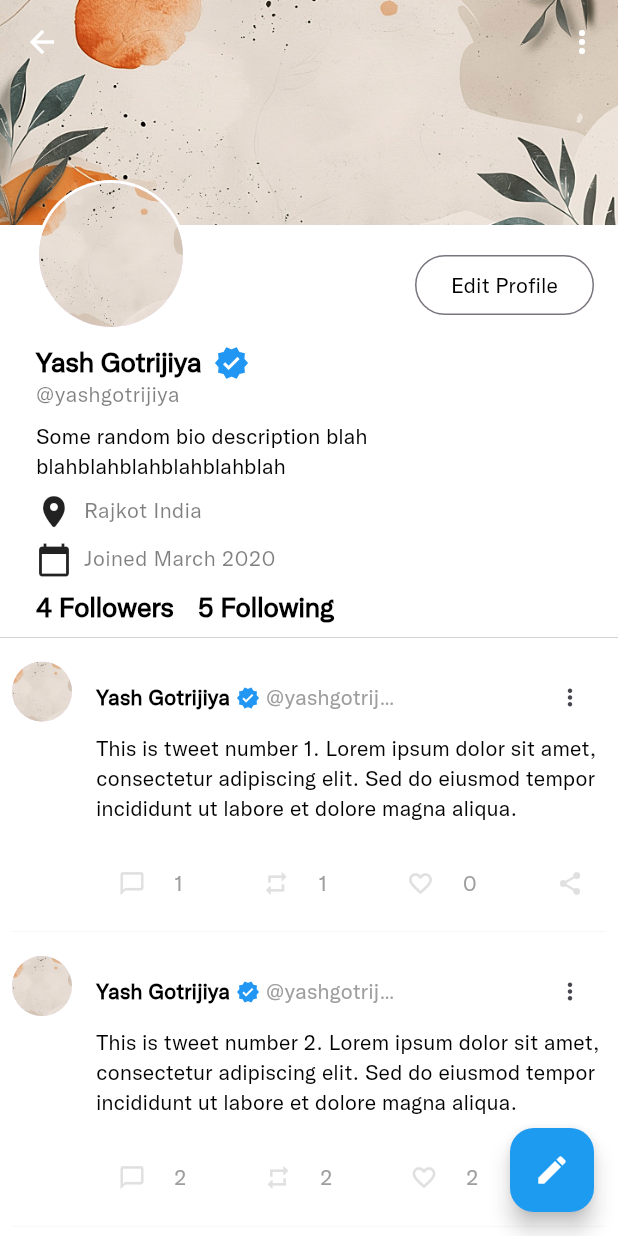
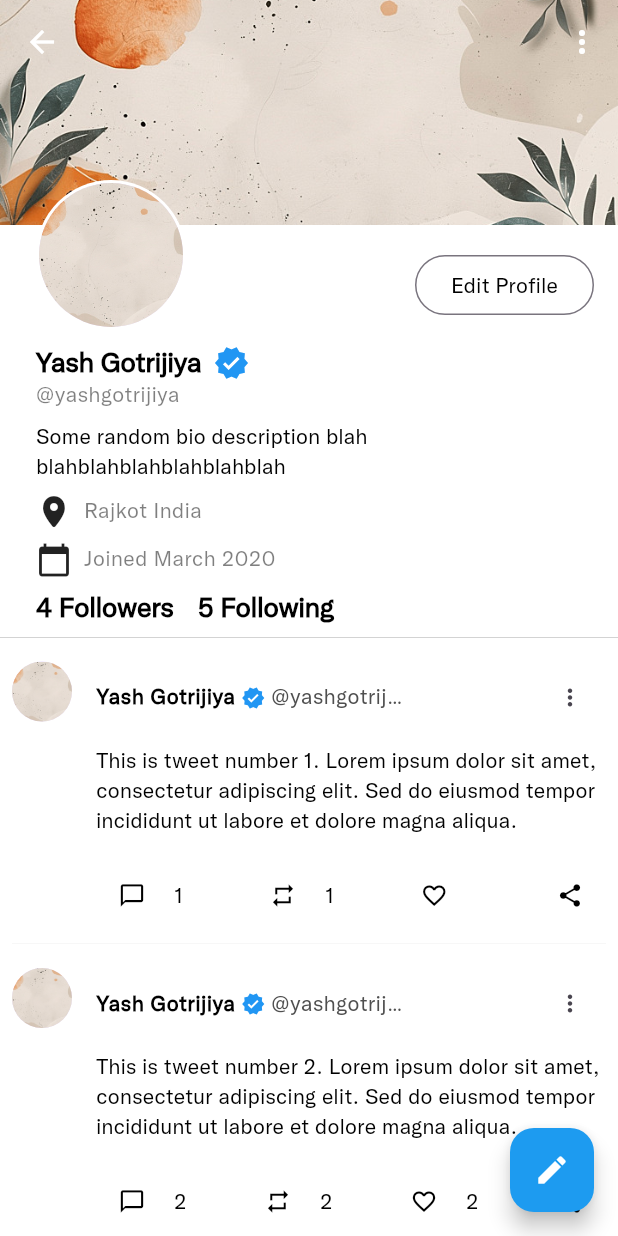
Before and after one commit to YashG92/twitter_clone, a Flutter app: the UserProfileView screen opened by its route, on a phone screen of 412 x 824 dp. Run offline on Flutter 3.47's test engine with Material 3 defaults, Android fonts, the phone set to English and light mode, and no system bars; our stand-ins replace cloud_firestore, connectivity_plus, firebase_auth, firebase_core, flutter_svg, get and 2 more; accounts and stored records are empty; generated files the repository leaves out were written again.

Commit message:
separate the tweet card widget as common

```diff
--- /dev/null
+++ b/lib/feature/home/view/widgets/tweet_card_view.dart
@@ -0,0 +1,171 @@
+import 'package:flutter/material.dart';
+import 'package:twitter_clone/theme/palette.dart';
+import 'package:twitter_clone/utils/constants/constants.dart';
+import 'package:twitter_clone/utils/helpers/helper_function.dart';
+
+class TweetCardView extends StatelessWidget {
+  final String userName;
+  final String userHandle;
+  final String content;
+  final String timeAgo;
+  final int commentCount;
+  final int retweetCount;
+  final int likeCount;
+  final bool isVerified;
+  final VoidCallback? onMorePressed;
+  final VoidCallback? onLikePressed;
+  final VoidCallback? onRetweetPressed;
+  final VoidCallback? onCommentPressed;
+  final VoidCallback? onSharePressed;
+
+  const TweetCardView({
+    super.key,
+    required this.userName,
+    required this.userHandle,
+    required this.content,
+    required this.timeAgo,
+    this.commentCount = 0,
+    this.retweetCount = 0,
+    this.likeCount = 0,
+    this.isVerified = false,
+    this.onMorePressed,
+    this.onLikePressed,
+    this.onRetweetPressed,
+    this.onCommentPressed,
+    this.onSharePressed,
+  });
+
+  @override
+  Widget build(BuildContext context) {
+    final dark = HelperFunction.isDarkMode(context);
+
+    return Padding(
+      padding: const EdgeInsets.all(8.0),
+      child: Container(
+        padding: EdgeInsets.only(bottom: YSizes.sm),
+        decoration: BoxDecoration(
+          border: Border(
+            bottom: BorderSide(
+              width: 0.3,
+              color: dark ? Palette.darkGrey : Colors.grey.shade200,
+            ),
+          ),
+        ),
+        child: Row(
+          crossAxisAlignment: CrossAxisAlignment.start,
+          children: [
+            CircleAvatar(
+              radius: 20,
+              backgroundImage: AssetImage(ImageStrings.coverPicture),
+            ),
+            SizedBox(width: YSizes.spaceBtwItems),
+            Expanded(
+              child: Column(
+                crossAxisAlignment: CrossAxisAlignment.start,
+                children: [
+                  _buildUserInfoRow(context),
+                  SizedBox(height: YSizes.sm),
+                  Text(content),
+                  SizedBox(height: YSizes.spaceBtwItems),
+                  _buildActionButtons(context),
+                ],
+              ),
+            ),
+          ],
+        ),
+      ),
+    );
+  }
+
+  Widget _buildUserInfoRow(BuildContext context) {
+    return Row(
+      children: [
+        Text(
+          userName,
+          style: Theme.of(context).textTheme.bodyLarge?.copyWith(
+            fontWeight: FontWeight.bold,
+          ),
+          overflow: TextOverflow.ellipsis,
+        ),
+        if (isVerified) ...[
+          SizedBox(width: 4),
+          Icon(
+            Icons.verified,
+            size: 16,
+            color: Colors.blue,
+          ),
+        ],
+        SizedBox(width: 4),
+        Flexible(
+          child: Text(
+            '$userHandle • $timeAgo',
+            style: Theme.of(context).textTheme.bodySmall?.copyWith(
+              color: Palette.darkerGrey,
+            ),
+            overflow: TextOverflow.ellipsis,
+          ),
+        ),
+        Spacer(),
+        IconButton(
+          onPressed: onMorePressed,
+          icon: Icon(Icons.more_vert, size: 18),
+          padding: EdgeInsets.zero,
+          constraints: BoxConstraints(),
+        ),
+      ],
+    );
+  }
+
+  Widget _buildActionButtons(BuildContext context) {
+    return Row(
+      mainAxisAlignment: MainAxisAlignment.spaceBetween,
+      children: [
+        _buildActionButton(
+          icon: Icons.chat_bubble_outline,
+          count: commentCount,
+          onPressed: onCommentPressed,
+          context: context,
+        ),
+        _buildActionButton(
+          icon: Icons.repeat,
+          count: retweetCount,
+          onPressed: onRetweetPressed,
+          context: context,
+        ),
+        _buildActionButton(
+          icon: Icons.favorite_border,
+          count: likeCount,
+          onPressed: onLikePressed,
+          context: context,
+        ),
+        _buildActionButton(
+          icon: Icons.share,
+          onPressed: onSharePressed,
+          context: context,
+        ),
+      ],
+    );
+  }
+
+  Widget _buildActionButton({
+    required IconData icon,
+    int count = 0,
+    required BuildContext context,
+    VoidCallback? onPressed,
+  }) {
+    return Row(
+      children: [
+        IconButton(
+          onPressed: onPressed,
+          icon: Icon(icon, size: 18, color: HelperFunction.isDarkMode(context) ? Colors.white : Colors.black),
+        ),
+        if (count > 0) ...[
+          SizedBox(width: YSizes.sm / 2),
+          Text(
+            count.toString(),
+          ),
+        ],
+      ],
+    );
+  }
+}
--- a/lib/feature/personalization/view/user_profile/user_profile_view.dart
+++ b/lib/feature/personalization/view/user_profile/user_profile_view.dart
@@ -1,4 +1,5 @@
 import 'package:flutter/material.dart';
+import 'package:twitter_clone/feature/home/view/widgets/tweet_card_view.dart';
 import 'package:twitter_clone/feature/personalization/view/user_profile/widget/user_meta_data.dart';
 import 'package:twitter_clone/feature/personalization/view/user_profile/widget/user_profile_app_bar.dart';
 import 'package:twitter_clone/theme/palette.dart';
@@ -52,89 +53,20 @@ class UserProfileView extends StatelessWidget {
           //Tweets or Posts
           SliverList(
             delegate: SliverChildBuilderDelegate((context, index) {
-              return Padding(
-                padding: const EdgeInsets.all(8.0),
-                child: Container(
-                  padding: EdgeInsets.only(bottom: YSizes.sm),
-                  decoration: BoxDecoration(
-                    border: Border(
-                      bottom: BorderSide(
-                        width: 0.3,
-                        color: dark ? Palette.darkGrey : Colors.grey.shade200,
-                      ),
-                    ),
-                  ),
-                  child: Row(
-                    crossAxisAlignment: CrossAxisAlignment.start,
-                    children: [
-                      CircleAvatar(
-                        radius: 20,
-                        backgroundImage: AssetImage(ImageStrings.coverPicture),
-                      ),
-                      SizedBox(width: YSizes.spaceBtwItems),
-                      Expanded(
-                        child: Column(
-                          crossAxisAlignment: CrossAxisAlignment.start,
-                          children: [
-                            Row(
-                              children: [
-                                Text(
-                                  'Yash Gotrijiya',
-                                  style: TextStyle(fontWeight: FontWeight.bold),
-                                  overflow: TextOverflow.ellipsis,
-                                ),
-                                SizedBox(width: 4),
-                                Icon(
-                                  Icons.verified,
-                                  size: 16,
-                                  color: Colors.blue,
-                                ),
-                                SizedBox(width: 4),
-                                Flexible(
-                                  child: Text(
-                                    '@yashgotrijiya • ${index + 1}h',
-                                    style: TextStyle(color: Colors.grey),
-                                    overflow: TextOverflow.ellipsis,
-                                  ),
-                                ),
-                                Spacer(),
-                                IconButton(
-                                  onPressed: () {},
-                                  icon: Icon(Icons.more_vert, size: 18),
-                                  padding: EdgeInsets.zero,
-                                  constraints: BoxConstraints(),
-                                ),
-                              ],
-                            ),
-                            //SizedBox(height: YSizes.sm),
-                            Text(
-                              'This is tweet number ${index + 1}. Lorem ipsum dolor sit amet, consectetur adipiscing elit. Sed do eiusmod tempor incididunt ut labore et dolore magna aliqua.',
-                            ),
-                            SizedBox(height: YSizes.spaceBtwItems),
-                            Row(
-                              mainAxisAlignment: MainAxisAlignment.spaceBetween,
-                              children: [
-                                _buildTweetActionButton(
-                                  Icons.chat_bubble_outline,
-                                  '${index + 1}',
-                                ),
-                                _buildTweetActionButton(
-                                  Icons.repeat,
-                                  '${index + 1}',
-                                ),
-                                _buildTweetActionButton(
-                                  Icons.favorite_border,
-                                  '${index * 2}',
-                                ),
-                                _buildTweetActionButton(Icons.share, ''),
-                              ],
-                            ),
-                          ],
-                        ),
-                      ),
-                    ],
-                  ),
-                ),
+              return TweetCardView(
+                userName: 'Yash Gotrijiya',
+                userHandle: '@yashgotrijiya',
+                content: 'This is tweet number ${index + 1}. Lorem ipsum dolor sit amet, consectetur adipiscing elit. Sed do eiusmod tempor incididunt ut labore et dolore magna aliqua.',
+                timeAgo: '${index + 1}h',
+                commentCount: index + 1,
+                retweetCount: index + 1,
+                likeCount: index * 2,
+                isVerified: true,
+                onMorePressed: () {},
+                onLikePressed: () {},
+                onRetweetPressed: () {},
+                onCommentPressed: () {},
+                onSharePressed: () {},
               );
             }, childCount: 10),
           ),
@@ -150,13 +82,18 @@ class UserProfileView extends StatelessWidget {
   Widget _buildTweetActionButton(IconData icon, String count) {
     return Row(
       children: [
-        IconButton(onPressed: () {  }, icon: Icon(icon,size: 18,color: Palette.grey,),),
-        if (count.isNotEmpty) SizedBox(width: 4),
-        if (count.isNotEmpty) Text(count, style: TextStyle(color: Colors.grey)),
+        IconButton(
+          onPressed: () {},
+          icon: Icon(icon, size: 18, color: Palette.darkerGrey),
+        ),
+        //if (count.isNotEmpty) SizedBox(width: YSizes.sm/2),
+        if (count.isNotEmpty)
+          Text(count, style: TextStyle(color: Palette.darkerGrey)),
       ],
     );
   }
 }
+
 // ListTile(
 //   contentPadding: EdgeInsets.zero,
 //   leading: CircleAvatar(
```
Also changed, not shown: lib/feature/home/model/tweet_card_model.dart (added), lib/feature/home/view/home_view.dart (added).
